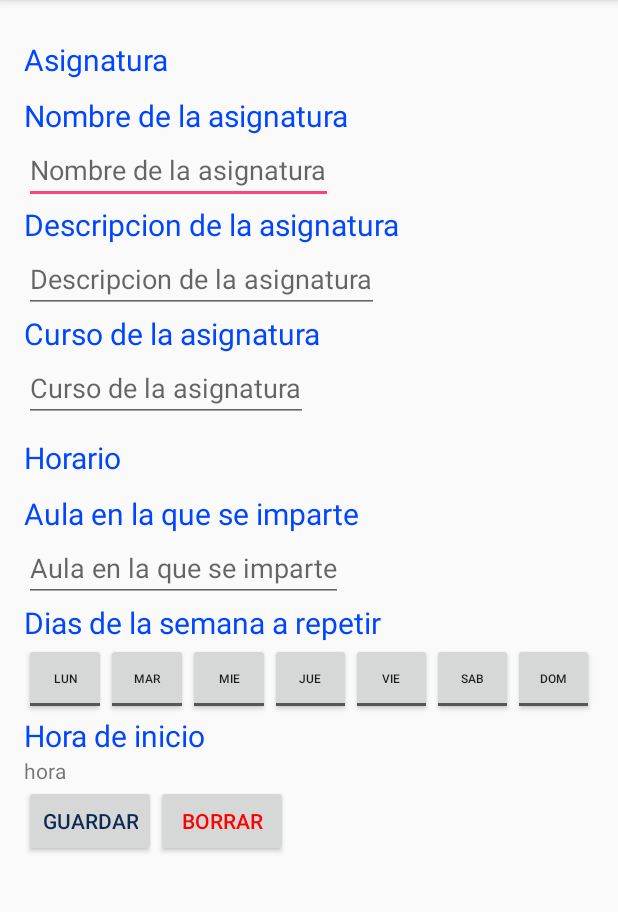
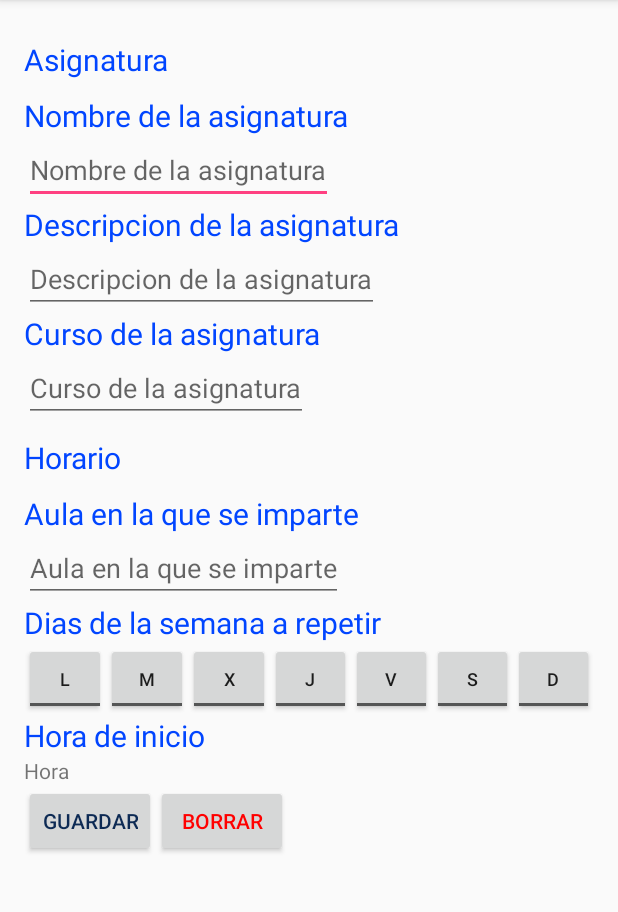
Before and after one commit to BeatProgramming/teacher_tracker, an Android app: the fragment SubjectUpdateFragment shown on its own in the app's theme, on a phone screen of 412 x 824 dp, the part 84-996 px from its top. Run offline under Robolectric (Android 15) with nearby library versions, the phone set to English and light mode, and no system bars; 1 statement that could not run was skipped.

Commit message:
Solventado error al girar en tareas Layouts finalizados para distintos tamaños

```diff
--- a/app/src/main/java/beatprogramming/github/com/teacker_tracker/persistence/TaskDaoImpl.java
+++ b/app/src/main/java/beatprogramming/github/com/teacker_tracker/persistence/TaskDaoImpl.java
@@ -101,7 +101,7 @@ public class TaskDaoImpl implements TaskDao {
         c = sqldb.rawQuery(FINDQUERY, null);
         DateTime fechaTarea = new DateTime();
         DateTime fechaActual= new DateTime();
-
+        listaFinalTask = new ArrayList<>();
         if(c.moveToFirst()){
             do{
                 fechaTarea = fechaTarea.withMillis(c.getLong(c.getColumnIndex(DATETIME)));
--- a/app/src/main/res/values/dimens.xml
+++ b/app/src/main/res/values/dimens.xml
@@ -24,7 +24,7 @@
     <dimen name="review_suject">100dp</dimen>
     <dimen name="icon_dimen">50dp</dimen>
     <dimen name="icon_big_dimen">100dp</dimen>
-    <dimen name="toggleTextDay">8sp</dimen>
+    <dimen name="toggleTextDay">12sp</dimen>
     <dimen name="toggleDays">40sp</dimen>
     <dimen name="descriptionTexts">20sp</dimen>
 
--- a/app/src/main/res/values/strings.xml
+++ b/app/src/main/res/values/strings.xml
@@ -25,13 +25,13 @@
     <string name="subjectCurse">Curso de la asignatura</string>
     <string name="subjectAula">Aula de la asignatura</string>
     <string name="submit">Confirmar</string>
-    <string name="lunes">Lun</string>
-    <string name="martes">Mar</string>
-    <string name="miercoles">Mie</string>
-    <string name="jueves">Jue</string>
-    <string name="viernes">Vie</string>
-    <string name="sabado">Sab</string>
-    <string name="domingo">Dom</string>
+    <string name="lunes">L</string>
+    <string name="martes">M</string>
+    <string name="miercoles">X</string>
+    <string name="jueves">J</string>
+    <string name="viernes">V</string>
+    <string name="sabado">S</string>
+    <string name="domingo">D</string>
     <string name="textDays">Dias de la semana a repetir</string>
 
     <!-- ACTIVITY MAIN DRAWER -->
@@ -105,7 +105,7 @@
     <string name="score_picker_cancel">No Presentado</string>
     <string name="score_comment_toast">Debes introducir una calificación primero.</string>
 
-    <string name="taskHour">hora</string>
+    <string name="taskHour">Hora</string>
     <string name="idDefValue">0</string>
     <string name="textNameSubject">Nombre de la asignatura</string>
     <string name="subject">Asignatura</string>
```
Also changed, not shown: 2 other files.
